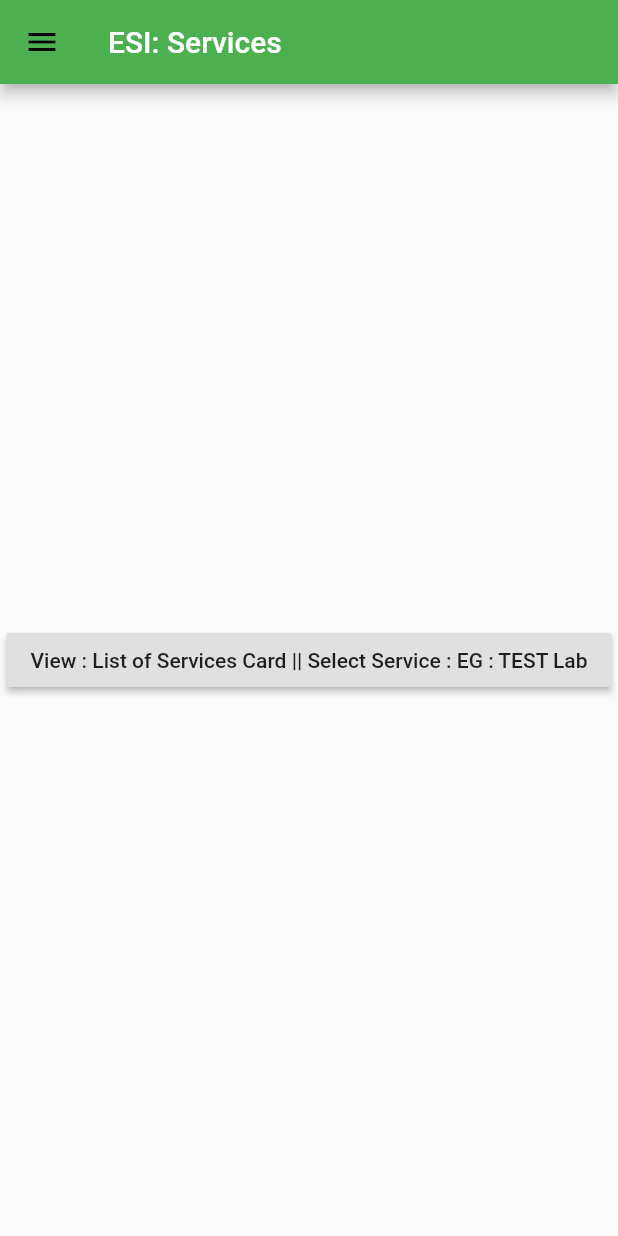
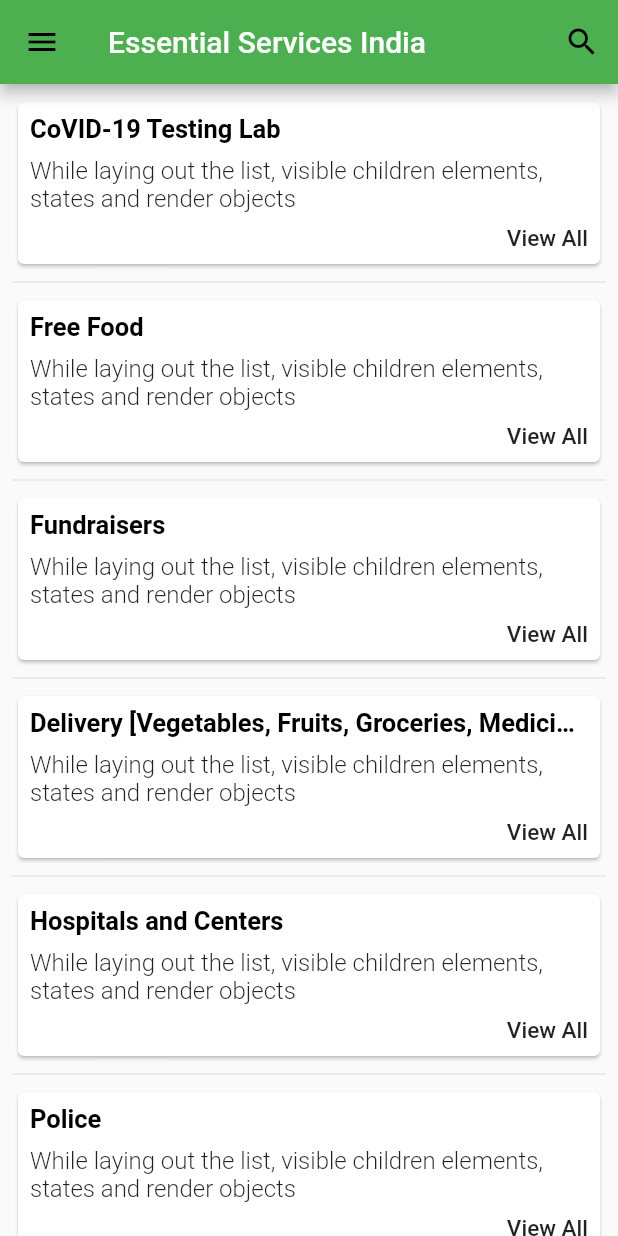
Before and after one commit to swarup260/old-esi, a Flutter app: the ServicesList screen opened directly, on a phone screen of 412 x 824 dp. Run offline on Flutter 3.47's test engine with Material 2 defaults, Android fonts, the phone set to English and light mode, and no system bars; Roboto replaces fonts that are missing (Rubik).

Commit message:
services screen and search implemented

```diff
--- a/lib/ServicesList.dart
+++ b/lib/ServicesList.dart
@@ -3,25 +3,163 @@ import 'package:flutter/material.dart';
 import 'ServicesDetails.dart';
 import 'widgets/AppDrawer.dart';
 
-class ServicesList extends StatelessWidget {
+class ServicesList extends StatefulWidget {
+  @override
+  _ServicesListState createState() => _ServicesListState();
+}
+
+class _ServicesListState extends State<ServicesList> {
+  bool showSearchBox = false;
+  final List<String> servicesList = <String>[
+    'CoVID-19 Testing Lab',
+    'Free Food',
+    'Fundraisers',
+    'Delivery [Vegetables, Fruits, Groceries, Medicines, etc.]',
+    'Hospitals and Centers',
+    'Police',
+    'Government Helpline'
+  ];
+
+  final List<String> servicesDescription = <String>[
+    'While laying out the list, visible children elements, states and render objects',
+    'While laying out the list, visible children elements, states and render objects',
+    'While laying out the list, visible children elements, states and render objects',
+    'While laying out the list, visible children elements, states and render objects',
+    'While laying out the list, visible children elements, states and render objects',
+    'While laying out the list, visible children elements, states and render objects',
+    'While laying out the list, visible children elements, states and render objects'
+  ];
+
   @override
   Widget build(BuildContext context) {
     return Scaffold(
       appBar: AppBar(
-        title: Text("ESI: Services"),
+        title: Text("Essential Services India"),
+        actions: <Widget>[
+          IconButton(
+              icon: Icon(Icons.search),
+              onPressed: () {
+                showSearch(
+                  context : context,
+                  delegate: ServicesSearch()
+                );
+
+              })
+        ],
       ),
-      body: Center(
-        child: RaisedButton(
-          onPressed: () {
-            Navigator.push(
-              context,
-              MaterialPageRoute(builder: (context) => ServicesDetails()),
-            );
+      body: ListView.separated(
+          padding: const EdgeInsets.all(8),
+          itemCount: servicesList.length,
+          itemBuilder: (BuildContext context, int index) {
+            return Card(
+                child: Column(
+              crossAxisAlignment: CrossAxisAlignment.start,
+              mainAxisSize: MainAxisSize.min,
+              children: <Widget>[
+                Container(
+                  padding: const EdgeInsets.all(8),
+                  child: RichText(
+                    overflow: TextOverflow.ellipsis,
+                    strutStyle: StrutStyle(fontSize: 12.0),
+                    text: TextSpan(
+                        style: TextStyle(
+                            color: Colors.black,
+                            fontSize: 17.0,
+                            fontWeight: FontWeight.bold),
+                        text: this.servicesList[index]),
+                  ),
+                ),
+                Container(
+                  padding: const EdgeInsets.only(left: 8),
+                  child: Text(this.servicesDescription[index],
+                      textAlign: TextAlign.left,
+                      style:
+                          TextStyle(fontWeight: FontWeight.w300, fontSize: 16)),
+                ),
+                Row(
+                  mainAxisAlignment: MainAxisAlignment.end,
+                  children: <Widget>[
+                    GestureDetector(
+                        child: Container(
+                          padding: const EdgeInsets.all(8),
+                          child: Text('View All',
+                              style: TextStyle(
+                                  fontWeight: FontWeight.w500, fontSize: 15)),
+                        ),
+                        onTap: () {
+                          Navigator.push(
+                            context,
+                            MaterialPageRoute(
+                                builder: (context) => ServicesDetails()),
+                          );
+                        })
+                  ],
+                )
+              ],
+            ));
           },
-          child: Text('View : List of Services Card || Select Service : EG : TEST Lab'),
-        ),
-      ),
+          separatorBuilder: (BuildContext context, int index) =>
+              const Divider()),
       drawer: AppDrawer(),
     );
   }
 }
+
+class ServicesSearch extends SearchDelegate<String> {
+  final servicesList = [
+    'CoVID-19 Testing Lab',
+    'Free Food',
+    'Fundraisers',
+    'Delivery [Vegetables, Fruits, Groceries, Medicines, etc.]',
+    'Hospitals and Centers',
+    'Police',
+    'Government Helpline'
+  ];
+
+  final recent = [
+    'CoVID-19 Testing Lab',
+    'Free Food',
+  ];
+  @override
+  List<Widget> buildActions(BuildContext context) {
+    return [IconButton(icon: Icon(Icons.clear), onPressed: () {
+      query = "";
+    })];
+  }
+
+  @override
+  Widget buildLeading(BuildContext context) {
+    return IconButton(
+      icon: AnimatedIcon(
+          icon: AnimatedIcons.menu_arrow, progress: transitionAnimation),
+      onPressed: () {
+        close(context, null);
+      },
+    );
+  }
+
+  @override
+  Widget buildResults(BuildContext context) {
+    // TODO: implement buildResults
+    return null;
+  }
+
+  @override
+  Widget buildSuggestions(BuildContext context) {
+    final suggestionList =
+        query.isEmpty ? this.recent : this.servicesList.where( (str) => str.startsWith(query)).toList();
+    return ListView.builder(
+        itemBuilder: (context, index) => ListTile(
+              leading: Icon(Icons.accessibility),
+              title: RichText(text: TextSpan(
+                text : suggestionList[index].substring(0 , query.length),
+                style : TextStyle(color : Colors.black , fontWeight :FontWeight.bold),children: [
+                  TextSpan(
+                    text : suggestionList[index].substring(query.length),
+                  style:TextStyle(color : Colors.grey ))
+                ],
+              )),
+            ),
+        itemCount: suggestionList.length);
+  }
+}
```
